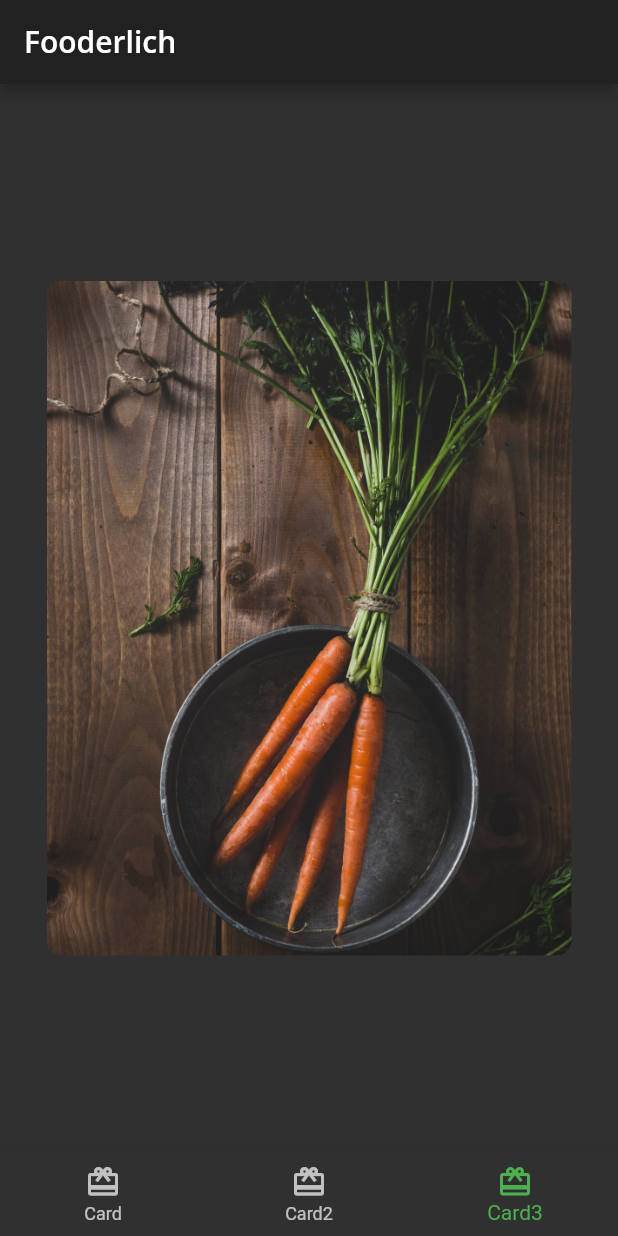
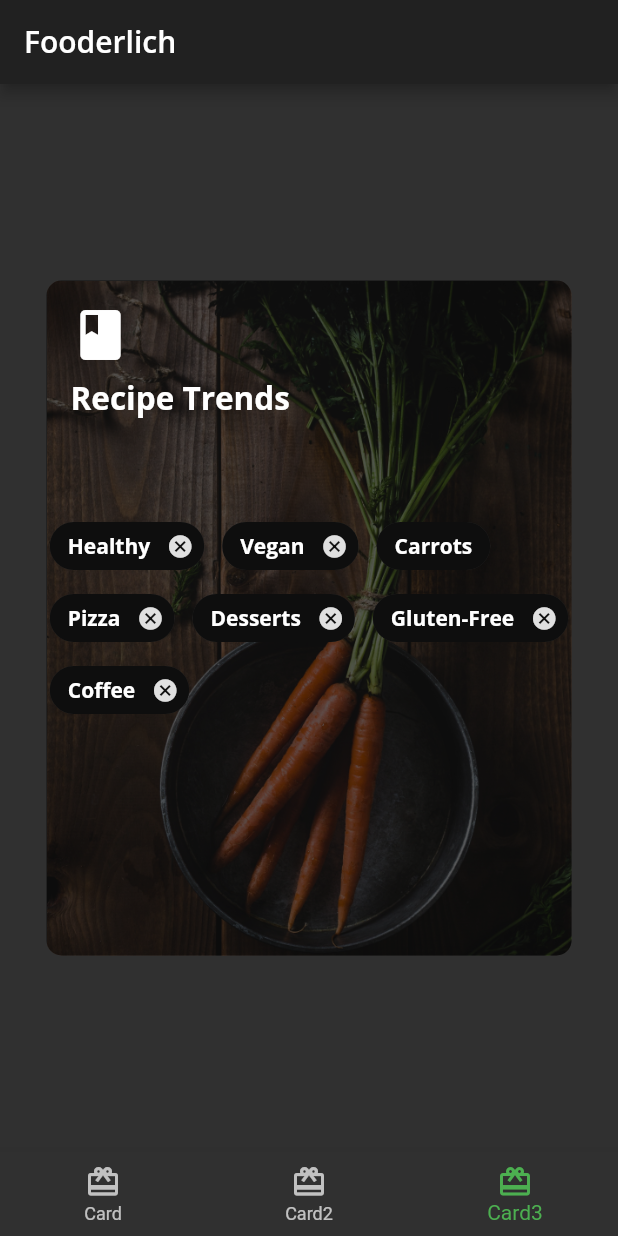
Before and after one commit to carlstep/fooderlich, a Flutter app: the screen it shows after launch, item 3 of the bottom bar chosen, on a phone screen of 412 x 824 dp. Run offline on Flutter 3.47's test engine with Material 2 defaults, Android fonts, the phone set to English and light mode, and no system bars; our stand-ins replace google_fonts.

Commit message:
final of card3

```diff
--- a/lib/card3.dart
+++ b/lib/card3.dart
@@ -22,9 +22,118 @@ class Card3 extends StatelessWidget {
         ),
         child: Stack(
           children: [
-            // TODO 5: add dark overlay BoxDecoration
-            // TODO 6: add Container, Column, Icon and Text
-            // TODO 7: add Center widget with Chip widget children
+            // Container with color overlay with 0.6 opacity
+            Container(
+              decoration: BoxDecoration(
+                color: Colors.black.withOpacity(0.6),
+                // gives the appearance of rounded corners
+                borderRadius: const BorderRadius.all(
+                  Radius.circular(10.0),
+                ),
+              ),
+            ),
+            Container(
+              // apply padding with 16 pixels on all sides
+              padding: const EdgeInsets.all(16),
+              // sets up the column and child to layout widgets
+              child: Column(
+                // position is 'start' to position to the left
+                crossAxisAlignment: CrossAxisAlignment.start,
+                children: [
+                  // book icon
+                  const Icon(
+                    Icons.book,
+                    color: Colors.white,
+                    size: 40,
+                  ),
+                  // apply 8 pixel space vertically
+                  const SizedBox(
+                    height: 8,
+                  ),
+                  // adds a text widget
+                  Text(
+                    'Recipe Trends',
+                    style: FooderlichTheme.darkTextTheme.headline2,
+                  ),
+                  // apply a sizedbox to space vertically with 30 pixels
+                  const SizedBox(
+                    height: 30,
+                  ),
+                ],
+              ),
+            ),
+            Center(
+              // a Center widget with a Wrap layout widget
+              child: Wrap(
+                // placement starts at the left
+                alignment: WrapAlignment.start,
+                // 12 pixel spacing between each child
+                spacing: 12,
+                // children with Chip widgets
+                children: [
+                  Chip(
+                    label: Text(
+                        'Healthy',
+                        style: FooderlichTheme.darkTextTheme.bodyText1),
+                    backgroundColor: Colors.black.withOpacity(0.7),
+                    onDeleted: () {
+                      print('delete');
+                    },
+                  ),
+                  Chip(
+                    label: Text(
+                        'Vegan',
+                        style: FooderlichTheme.darkTextTheme.bodyText1),
+                    backgroundColor: Colors.black.withOpacity(0.7),
+                    onDeleted: () {
+                      print('delete');
+                    },
+                  ),
+                  Chip(
+                    label: Text(
+                        'Carrots',
+                        style: FooderlichTheme.darkTextTheme.bodyText1),
+                    backgroundColor: Colors.black.withOpacity(0.7),
+                  ),
+                  Chip(
+                    label: Text(
+                        'Pizza',
+                        style: FooderlichTheme.darkTextTheme.bodyText1),
+                    backgroundColor: Colors.black.withOpacity(0.7),
+                    onDeleted: () {
+                      print('delete');
+                    },
+                  ),
+                  Chip(
+                    label: Text(
+                        'Desserts',
+                        style: FooderlichTheme.darkTextTheme.bodyText1),
+                    backgroundColor: Colors.black.withOpacity(0.7),
+                    onDeleted: () {
+                      print('delete');
+                    },
+                  ),
+                  Chip(
+                    label: Text(
+                        'Gluten-Free',
+                        style: FooderlichTheme.darkTextTheme.bodyText1),
+                    backgroundColor: Colors.black.withOpacity(0.7),
+                    onDeleted: () {
+                      print('delete');
+                    },
+                  ),
+                  Chip(
+                    label: Text(
+                        'Coffee',
+                        style: FooderlichTheme.darkTextTheme.bodyText1),
+                    backgroundColor: Colors.black.withOpacity(0.7),
+                    onDeleted: () {
+                      print('delete');
+                    },
+                  ),
+                ],
+              ),
+            )
           ],
         ),
       ),
```
